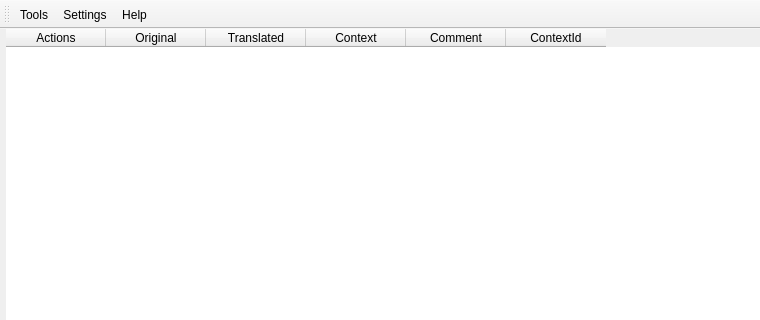
Above: src/mainwindow.ui from RxLaboratory/DuTF before the change; both pictures show x 0 to 760 and y 0 to 320 of the 1000 by 779 pixel window. Below: the same form after it.
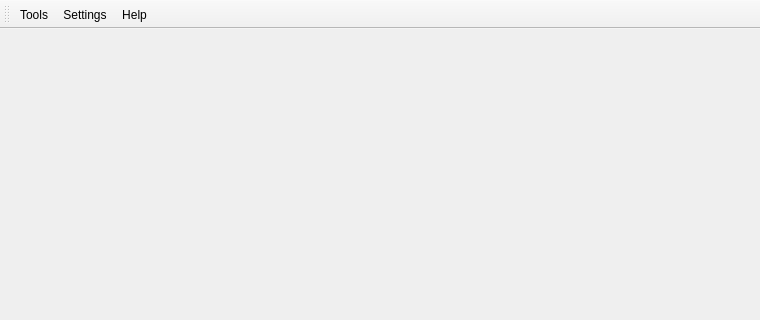
That is the form after the change. Icons and pictures are not drawn.

Commit message: importMerge: Implements a class to set options for import

What changed in the file:
```diff
--- a/src/mainwindow.ui
+++ b/src/mainwindow.ui
@@ -49,7 +49,7 @@
     <item>
      <widget class="QStackedWidget" name="mainStack">
       <property name="currentIndex">
-       <number>0</number>
+       <number>4</number>
       </property>
       <widget class="QWidget" name="tablePage">
        <layout class="QVBoxLayout" name="verticalLayout">
@@ -269,6 +269,9 @@
         </item>
        </layout>
       </widget>
+      <widget class="QWidget" name="importMergePage">
+       <layout class="QVBoxLayout" name="importMergeLayout"/>
+      </widget>
      </widget>
     </item>
    </layout>
```
The commit also changes 7 other files.
